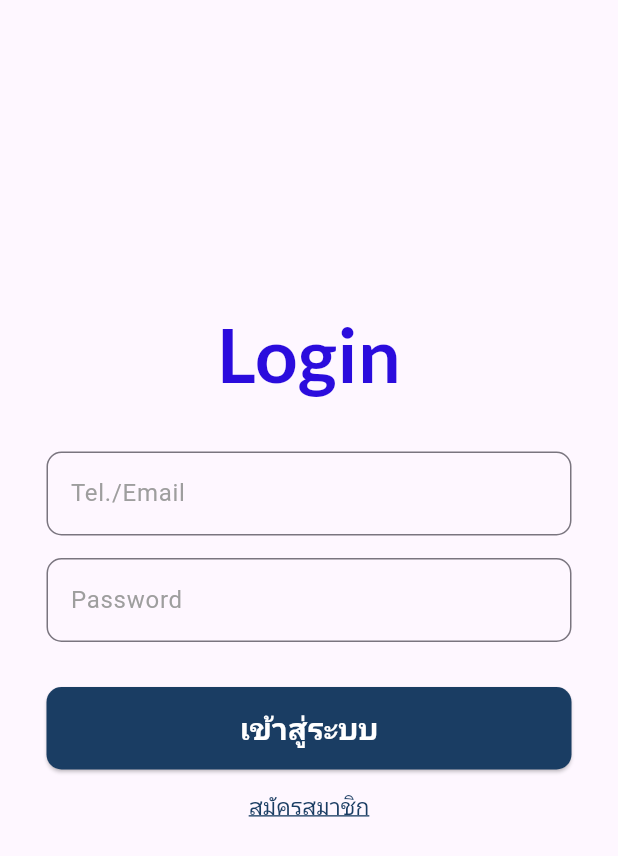
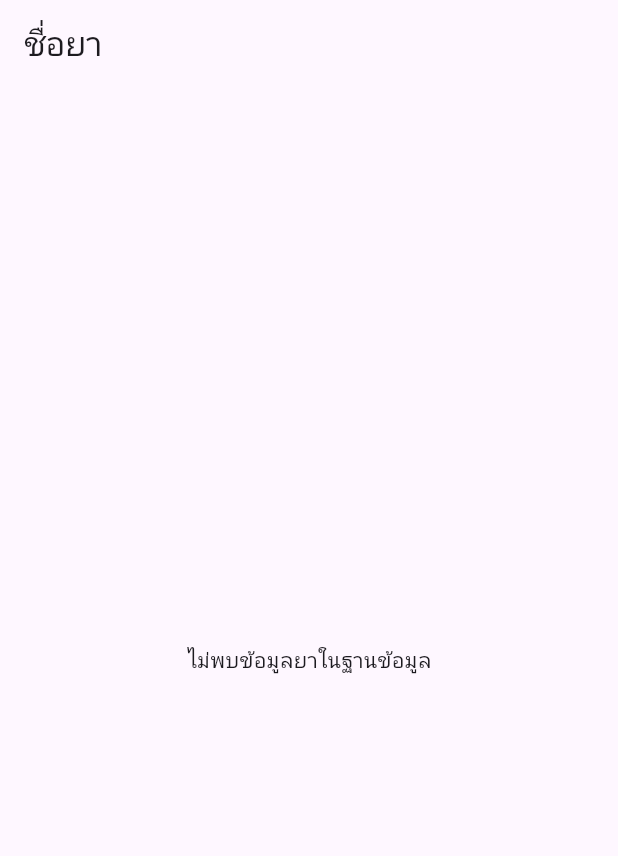
Before and after one commit to chinnaphat33/drug_notify, a Flutter app: the screen it shows after launch, on a phone screen of 412 x 824 dp. Shown: the top 856 px of the screen. Run offline on Flutter 3.47's test engine with Material 3 defaults, Android fonts, the phone set to English and light mode, and no system bars; our stand-ins replace date_picker_timeline, get, google_fonts, quickalert, shared_preferences, sqflite; accounts and stored records are empty.

Commit message:
"Question name screen"

```diff
--- a/lib/Database/Database_Helper.dart
+++ b/lib/Database/Database_Helper.dart
@@ -205,6 +205,12 @@ Future<Map<String, dynamic>?> getUserByEmailOrPhone(String identifier) async {
     }
   }
 
+Future<List<String>> fetchMedicationNames() async {
+  final db = await DatabaseHelper.instance.database; // เชื่อมต่อฐานข้อมูล
+  final results = await db.rawQuery('SELECT name_th FROM medications'); // ดึงเฉพาะ name_th
+  return results.map((row) => row['name_th'] as String).toList(); // แปลงผลลัพธ์เป็น List<String>
+}
+
   deleteDatabase_tabel() async {
     String path = await getDatabasesPath();
     await deleteDatabase('$path/d_categories.db');
--- /dev/null
+++ b/lib/Screens/Add_drag_Screen.dart/Q_Screen/Q_Name.dart
@@ -0,0 +1,127 @@
+import 'package:flutter/material.dart';
+import '../Q_drug_model/model.dart';
+import 'package:pill_reminder/Database/Database_Helper.dart';
+import 'package:pill_reminder/Screens/Add_drag_Screen.dart/Q_Screen/Q_Form.dart';
+
+class QuestionNameScreen extends StatefulWidget {
+  final Drug drug;
+  const QuestionNameScreen({Key? key, required this.drug}) : super(key: key);
+
+  @override
+  State<QuestionNameScreen> createState() => _QuestionNameScreenState();
+}
+
+class _QuestionNameScreenState extends State<QuestionNameScreen> {
+
+  Future<List<String>>? _futureMedicationNames;
+  List<String> _medicationList = [];
+  @override
+  void initState() {
+    super.initState();
+    _futureMedicationNames = fetchMedicationNames();
+  }
+
+  final _formKey = GlobalKey<FormState>();
+  Future<List<String>> fetchMedicationNames() async {
+    final db = await DatabaseHelper.instance.database;
+    final results = await db.rawQuery('SELECT name_en FROM d_medications');
+    return results.map((row) => row['name_en'] as String).toList();
+  }
+
+  @override
+  Widget build(BuildContext context) {
+    return Scaffold(
+      appBar: AppBar(
+        title: const Text('ชื่อยา'),
+      ),
+      body: FutureBuilder<List<String>>(
+        future: _futureMedicationNames,
+        builder: (context, snapshot) {
+          if (snapshot.connectionState == ConnectionState.waiting) {
+            return const Center(child: CircularProgressIndicator());
+          } else if (snapshot.hasError) {
+            return Center(child: Text('เกิดข้อผิดพลาด: ${snapshot.error}'));
+          } else if (!snapshot.hasData || snapshot.data!.isEmpty) {
+            return const Center(child: Text('ไม่พบข้อมูลยาในฐานข้อมูล'));
+          } else {
+            final medicationNames = snapshot.data!;
+            return Padding(
+              padding: const EdgeInsets.all(16.0),
+              child: Form(
+                key: _formKey, // กำหนด key ให้ Form
+                child: Column(
+                  children: [
+                    // ใช้ TextFormField เพื่อที่เราจะได้ใช้ validator
+                    Autocomplete<String>(
+                      optionsBuilder: (TextEditingValue textEditingValue) {
+                        if (textEditingValue.text.isEmpty) {
+                          return const Iterable<String>.empty();
+                        }
+                        return medicationNames.where((String option) {
+                          return option
+                              .toLowerCase()
+                              .contains(textEditingValue.text.toLowerCase());
+                        });
+                      },
+                      onSelected: (String selection) {
+                        setState(() {
+                          widget.drug.name = selection;
+                        });
+                      },
+                      fieldViewBuilder: (BuildContext context,
+                          TextEditingController textEditingController,
+                          FocusNode focusNode,
+                          VoidCallback onFieldSubmitted) {
+                        return TextFormField(
+                          controller: textEditingController,
+                          focusNode: focusNode,
+                          decoration: const InputDecoration(
+                            labelText: '',
+                            border: OutlineInputBorder(),
+                          ),
+                          // validator อยู่ใน TextFormField
+                          validator: (val) {
+                            if (val == null || val.isEmpty) {
+                              return 'โปรดกรอกชื่อยา';
+                            }
+                            return null;
+                          },
+                          onChanged: (value) {
+                            widget.drug.name = value;
+                          },
+                        );
+                      },
+                    ),
+
+                    const SizedBox(height: 16),
+
+                    ElevatedButton(
+                      onPressed: () {
+                        // ตัวอย่าง: หากมี Form และตัวแปร _formKey
+                        if (_formKey.currentState!.validate()) {
+                          // แสดงค่า drug.name ใน console
+                          debugPrint(
+                              'Drug name (for debug): ${widget.drug.name}');
+
+                          // จากนั้นค่อยไปหน้าถัดไป
+                          Navigator.push(
+                            context,
+                            MaterialPageRoute(
+                              builder: (context) =>
+                                  QuestionFormScreen(drug: widget.drug),
+                            ),
+                          );
+                        }
+                      },
+                      child: const Text('ถัดไป'),
+                    ),
+                  ],
+                ),
+              ),
+            );
+          }
+        },
+      ),
+    );
+  }
+}
--- /dev/null
+++ b/lib/Screens/Add_drag_Screen.dart/Q_drug_model/model.dart
@@ -0,0 +1,8 @@
+class Drug {
+  String? name;
+  String? form; // ฟอร์มของยา เช่น เม็ด น้ำ
+  int? dosagePerDay; // จำนวนยาที่ต้องทานต่อวัน
+  List<String>? times; // เวลาที่ต้องการแจ้งเตือน
+
+  Drug({this.name, this.form, this.dosagePerDay, this.times});
+}
--- a/lib/main.dart
+++ b/lib/main.dart
@@ -1,9 +1,11 @@
 import 'package:flutter/material.dart';
+import 'package:pill_reminder/Screens/Add_drag_Screen.dart/Q_Screen/Q_Name.dart';
 import 'package:pill_reminder/Screens/Categories_Screen.dart';
 import 'package:pill_reminder/Screens/home_Screen.dart';
 import 'package:pill_reminder/Screens/login_Screen.dart';
 import 'package:pill_reminder/Screens/register_Screen.dart';
 import 'package:flutter_localizations/flutter_localizations.dart';
+import 'package:pill_reminder/Screens/Add_drag_Screen.dart/Q_drug_model/model.dart'; // Import Drug model
 import 'package:get/get.dart';
 import 'dart:io';
 
@@ -40,7 +42,7 @@ class MyApp extends StatelessWidget {
         GlobalMaterialLocalizations.delegate,
         GlobalWidgetsLocalizations.delegate,
       ],
-      home: login(),
+      home: QuestionNameScreen(drug: Drug()),
       routes: {
         'register': (context) => Register(),
         'home': (context) => HomePage(),
```
Also changed, not shown: lib/Screens/Add_drag_Screen.dart/Q_Screen/Q_Form.dart (added, +110 -0 lines), lib/Screens/Categories_Screen.dart (+46 -2 lines), lib/Screens/home_Screen.dart (+52 -1 lines).
